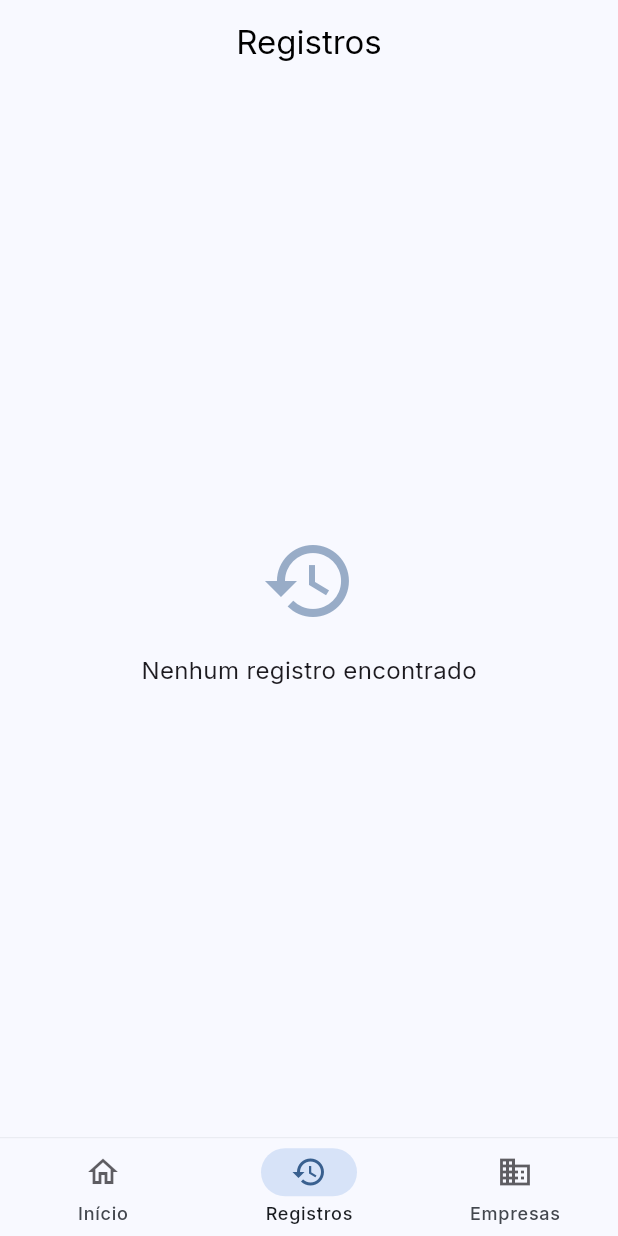
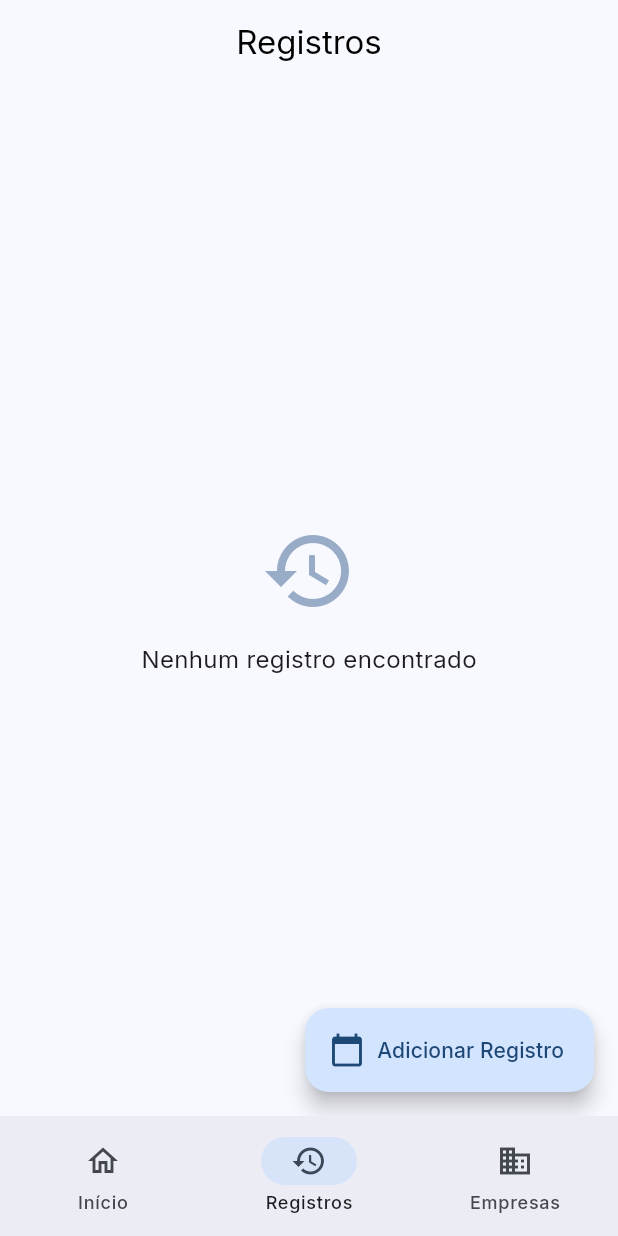
Before and after one commit to victorarielgarcia/point_marker_app, a Flutter app: the screen it shows after launch, item 2 of the bottom bar chosen, on a phone screen of 412 x 824 dp. Run offline on Flutter 3.47's test engine with Material 3 defaults, Android fonts, the phone set to English and light mode, and no system bars; our stand-ins replace flutter_local_notifications, geolocator, google_fonts, permission_handler.

Commit message:
added retroactive record option

```diff
--- a/lib/main.dart
+++ b/lib/main.dart
@@ -5,6 +5,7 @@ import 'providers/app_provider.dart';
 import 'screens/home_screen.dart';
 import 'screens/records_screen.dart';
 import 'screens/companies_screen.dart';
+import 'screens/add_retroactive_record_screen.dart';
 
 void main() {
   runApp(const MyApp());
@@ -119,84 +120,42 @@ class MainScreen extends StatefulWidget {
 class _MainScreenState extends State<MainScreen> {
   int _selectedIndex = 0;
 
-  final List<Widget> _screens = [
-    const HomeScreen(),
-    const RecordsScreen(),
-    const CompaniesScreen(),
-  ];
-
   @override
   Widget build(BuildContext context) {
     return Scaffold(
-      body: _screens[_selectedIndex],
-      bottomNavigationBar: Container(
-        decoration: BoxDecoration(
-          border: Border(
-            top: BorderSide(
-              color: Theme.of(context).dividerColor.withOpacity(0.1),
+      body: IndexedStack(
+        index: _selectedIndex,
+        children: const [
+          HomeScreen(),
+          RecordsScreen(),
+          CompaniesScreen(),
+        ],
       ),
-          ),
-        ),
-        child: NavigationBar(
-          height: 65,
-          elevation: 0,
-          backgroundColor: Theme.of(context).scaffoldBackgroundColor,
+      bottomNavigationBar: NavigationBar(
         selectedIndex: _selectedIndex,
         onDestinationSelected: (index) {
           setState(() {
             _selectedIndex = index;
           });
         },
-          labelBehavior: NavigationDestinationLabelBehavior.alwaysShow,
-          destinations: [
+        destinations: const [
           NavigationDestination(
-              icon: Icon(
-                Icons.home_outlined,
-                color: Theme.of(context)
-                    .textTheme
-                    .bodyLarge
-                    ?.color
-                    ?.withOpacity(0.7),
-              ),
-              selectedIcon: Icon(
-                Icons.home,
-                color: Theme.of(context).primaryColor,
-              ),
+            icon: Icon(Icons.home_outlined),
+            selectedIcon: Icon(Icons.home),
             label: 'Início',
           ),
           NavigationDestination(
-              icon: Icon(
-                Icons.history_outlined,
-                color: Theme.of(context)
-                    .textTheme
-                    .bodyLarge
-                    ?.color
-                    ?.withOpacity(0.7),
-              ),
-              selectedIcon: Icon(
-                Icons.history,
-                color: Theme.of(context).primaryColor,
-              ),
+            icon: Icon(Icons.history_outlined),
+            selectedIcon: Icon(Icons.history),
             label: 'Registros',
           ),
           NavigationDestination(
-              icon: Icon(
-                Icons.business_outlined,
-                color: Theme.of(context)
-                    .textTheme
-                    .bodyLarge
-                    ?.color
-                    ?.withOpacity(0.7),
-              ),
-              selectedIcon: Icon(
-                Icons.business,
-                color: Theme.of(context).primaryColor,
-              ),
+            icon: Icon(Icons.business_outlined),
+            selectedIcon: Icon(Icons.business),
             label: 'Empresas',
           ),
         ],
       ),
-      ),
     );
   }
 }
--- a/lib/screens/records_screen.dart
+++ b/lib/screens/records_screen.dart
@@ -3,6 +3,7 @@ import 'package:provider/provider.dart';
 import '../providers/app_provider.dart';
 import '../models/time_record.dart';
 import 'package:intl/intl.dart';
+import 'add_retroactive_record_screen.dart';
 
 class RecordsScreen extends StatelessWidget {
   const RecordsScreen({super.key});
@@ -14,6 +15,18 @@ class RecordsScreen extends StatelessWidget {
         title: const Text('Registros'),
         centerTitle: true,
         elevation: 0,
+      ),
+      floatingActionButton: FloatingActionButton.extended(
+        onPressed: () {
+          Navigator.push(
+            context,
+            MaterialPageRoute(
+              builder: (context) => const AddRetroactiveRecordScreen(),
+            ),
+          );
+        },
+        icon: const Icon(Icons.calendar_today),
+        label: const Text('Adicionar Registro'),
       ),
       body: Consumer<AppProvider>(
         builder: (context, provider, child) {
```
Also changed, not shown: lib/providers/app_provider.dart (+46 -0 lines), lib/screens/add_retroactive_record_screen.dart (added, +343 -0 lines). Lines whose indentation alone changed are shown as unchanged.
